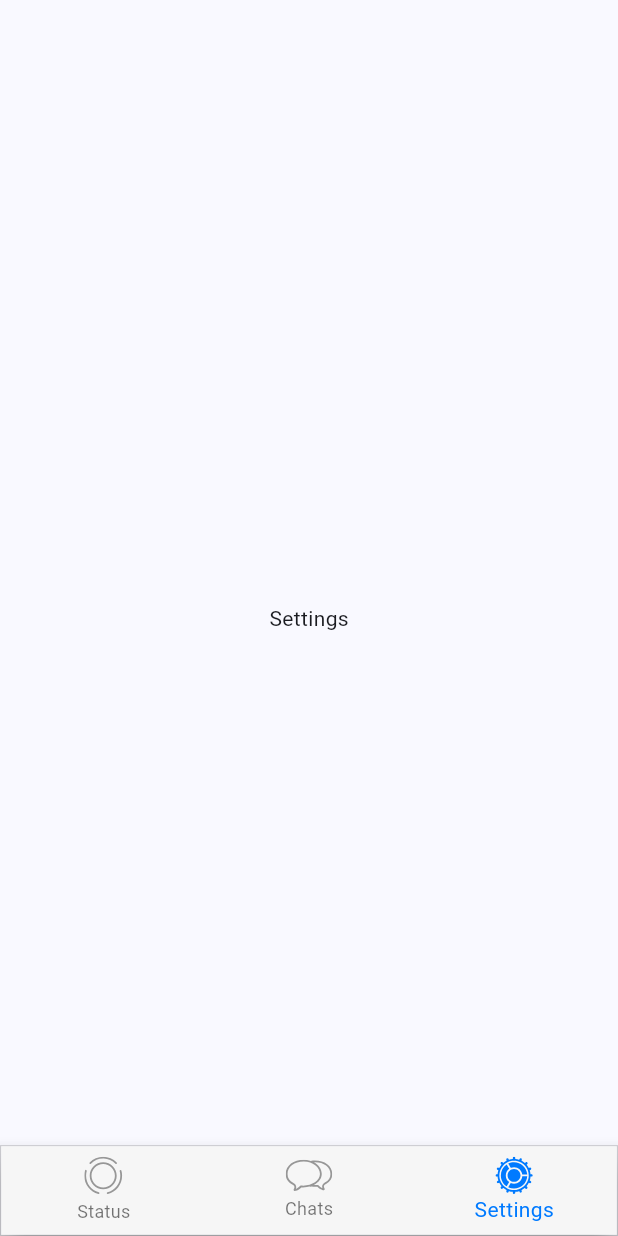
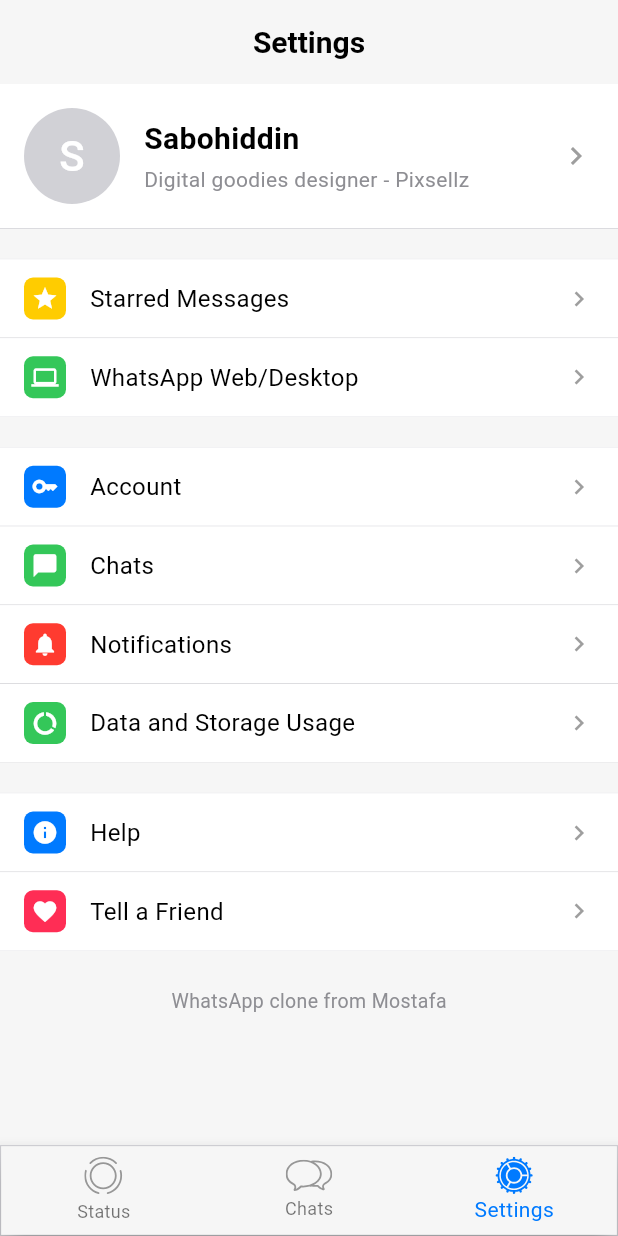
Before and after one commit to Mostafa3wad/whats-app-clone, a Flutter app: the screen it shows after launch, swiped to page 3, on a phone screen of 412 x 824 dp. Run offline on Flutter 3.47's test engine with Material 3 defaults, Android fonts, the phone set to English and light mode, and no system bars; drawn by our look-alikes of dynamic_color; our stand-ins replace connectivity_plus, dartz, dio, equatable, flutter_bloc, flutter_screenutil and 6 more; accounts and stored records are empty; Roboto replaces fonts that are missing (Rubik).

Commit message:
feat: implement settings page with clean architecture
- Add settings feature with domain entities and presentation layer
- Create SettingsPage with profile header and grouped settings items
- Add reusable widgets for settings UI components
- Extend AppStyles and AppColors for settings-specific styling
- Integrate into home page navigation
- Fix chat background image resize issue

```diff
--- a/lib/config/themes/app_colors.dart
+++ b/lib/config/themes/app_colors.dart
@@ -14,4 +14,11 @@ class AppColors {
   static const Color grey3 = Color(0xFFC6C6CC);
 
   static const Color error = Color(0xFFFF3B30);
+
+  // Settings icon colors
+  static const Color iconYellow = Color(0xFFFFCC00);
+  static const Color iconGreen = Color(0xFF34C759);
+  static const Color iconBlue = Color(0xFF007AFF);
+  static const Color iconRed = Color(0xFFFF3B30);
+  static const Color iconPink = Color(0xFFFF2D55);
 }
--- a/lib/config/themes/text_styles.dart
+++ b/lib/config/themes/text_styles.dart
@@ -22,4 +22,30 @@ class AppStyles {
     color: Colors.black,
     fontWeight: FontWeight.bold,
   );
+
+  static const TextStyle settingsProfileName = TextStyle(
+    fontSize: 20,
+    fontWeight: FontWeight.w600,
+    color: Colors.black,
+  );
+
+  static const TextStyle settingsProfileSubtitle = TextStyle(
+    fontSize: 14,
+    color: Color(0xFF8E8E93),
+  );
+
+  static const TextStyle settingsItemTitle = TextStyle(
+    fontSize: 16,
+    color: Colors.black,
+  );
+
+  static const TextStyle settingsItemSubtitle = TextStyle(
+    fontSize: 13,
+    color: Color(0xFF8E8E93),
+  );
+
+  static const TextStyle settingsFooter = TextStyle(
+    fontSize: 13,
+    color: Color(0xFF8E8E93),
+  );
 }
--- a/lib/features/chat/presentation/pages/chat_details_page.dart
+++ b/lib/features/chat/presentation/pages/chat_details_page.dart
@@ -25,14 +25,13 @@ class ChatDetailsPage extends StatelessWidget {
   @override
   Widget build(BuildContext context) {
     return Stack(
-      children: [
+      children: <Widget>[
         // Background image - fixed and doesn't resize
         Positioned.fill(
           child: Image.asset(AppAssets.backgroundChat, fit: BoxFit.cover),
         ),
         Scaffold(
           backgroundColor: Colors.transparent,
-          // resizeToAvoidBottomInset: false,
           appBar: ChatDetailsAppbar(arg: arg),
           body: Column(
             children: <Widget>[
--- a/lib/features/home/presentation/pages/home_page.dart
+++ b/lib/features/home/presentation/pages/home_page.dart
@@ -4,6 +4,7 @@ import 'package:whats_app_clone/config/themes/app_colors.dart';
 import 'package:whats_app_clone/features/chat/presentation/cubit/chat_cubit.dart';
 import 'package:whats_app_clone/features/chat/presentation/pages/chat_page.dart';
 import 'package:whats_app_clone/features/home/presentation/widgets/bottom_nav_bar.dart';
+import 'package:whats_app_clone/features/settings/presentation/pages/settings_page.dart';
 import 'package:whats_app_clone/features/status/presentation/pages/status_page.dart';
 
 class HomePage extends StatefulWidget {
@@ -28,7 +29,7 @@ class _HomePageState extends State<HomePage> {
         create: (BuildContext context) => ChatCubit(),
         child: const ChatPage(),
       ),
-      const Scaffold(body: Center(child: Text('Settings'))),
+      const SettingsPage(),
     ];
   }
 
--- /dev/null
+++ b/lib/features/settings/domain/entities/settings_item_entity.dart
@@ -0,0 +1,34 @@
+import 'package:equatable/equatable.dart';
+import 'package:flutter/material.dart';
+
+enum SettingsItemType { profile, navigation, action }
+
+class SettingsItemEntity extends Equatable {
+  final String id;
+  final String title;
+  final String? subtitle;
+  final IconData? icon;
+  final Color? iconColor;
+  final SettingsItemType type;
+  final VoidCallback? onTap;
+
+  const SettingsItemEntity({
+    required this.id,
+    required this.title,
+    this.subtitle,
+    this.icon,
+    this.iconColor,
+    this.type = SettingsItemType.navigation,
+    this.onTap,
+  });
+
+  @override
+  List<Object?> get props => <Object?>[
+    id,
+    title,
+    subtitle,
+    icon,
+    iconColor,
+    type,
+  ];
+}
--- /dev/null
+++ b/lib/features/settings/presentation/pages/settings_page.dart
@@ -0,0 +1,132 @@
+import 'package:flutter/material.dart';
+import 'package:whats_app_clone/config/themes/app_colors.dart';
+import 'package:whats_app_clone/config/themes/text_styles.dart';
+import 'package:whats_app_clone/features/settings/presentation/widgets/settings_item.dart';
+import 'package:whats_app_clone/features/settings/presentation/widgets/settings_profile_header.dart';
+import 'package:whats_app_clone/features/settings/presentation/widgets/settings_section.dart';
+
+class SettingsPage extends StatelessWidget {
+  const SettingsPage({super.key});
+
+  @override
+  Widget build(BuildContext context) {
+    return Scaffold(
+      backgroundColor: AppColors.grey,
+      appBar: AppBar(
+        title: const Text('Settings', style: AppStyles.settingsProfileName),
+        backgroundColor: AppColors.grey,
+        elevation: 0,
+        centerTitle: true,
+      ),
+      body: ListView(
+        children: <Widget>[
+          // Profile Header
+          SettingsProfileHeader(
+            name: 'Sabohiddin',
+            subtitle: 'Digital goodies designer - Pixsellz',
+            onTap: () {
+              // TODO: Navigate to profile page
+            },
+          ),
+
+          // Section 1: Starred Messages & WhatsApp Web
+          SettingsSection(
+            margin: const EdgeInsets.only(top: 20),
+            children: <Widget>[
+              SettingsItem(
+                icon: Icons.star,
+                iconColor: AppColors.iconYellow,
+                title: 'Starred Messages',
+                onTap: () {
+                  // TODO: Navigate to starred messages
+                },
+              ),
+              SettingsItem(
+                icon: Icons.computer,
+                iconColor: AppColors.iconGreen,
+                title: 'WhatsApp Web/Desktop',
+                showDivider: false,
+                onTap: () {
+                  // TODO: Navigate to WhatsApp Web
+                },
+              ),
+            ],
+          ),
+
+          // Section 2: Main Settings
+          SettingsSection(
+            children: <Widget>[
+              SettingsItem(
+                icon: Icons.key,
+                iconColor: AppColors.iconBlue,
+                title: 'Account',
+                onTap: () {
+                  // TODO: Navigate to account settings
+                },
+              ),
+              SettingsItem(
+                icon: Icons.chat_bubble,
+                iconColor: AppColors.iconGreen,
+                title: 'Chats',
+                onTap: () {
+                  // TODO: Navigate to chats settings
+                },
+              ),
+              SettingsItem(
+                icon: Icons.notifications,
+                iconColor: AppColors.iconRed,
+                title: 'Notifications',
+                onTap: () {
+                  // TODO: Navigate to notifications settings
+                },
+              ),
+              SettingsItem(
+                icon: Icons.data_usage,
+                iconColor: AppColors.iconGreen,
+                title: 'Data and Storage Usage',
+                showDivider: false,
+                onTap: () {
+                  // TODO: Navigate to data and storage settings
+                },
+              ),
+            ],
+          ),
+
+          // Section 3: Help & Support
+          SettingsSection(
+            children: <Widget>[
+              SettingsItem(
+                icon: Icons.info,
+                iconColor: AppColors.iconBlue,
+                title: 'Help',
+                onTap: () {
+                  // TODO: Navigate to help
+                },
+              ),
+              SettingsItem(
+                icon: Icons.favorite,
+                iconColor: AppColors.iconPink,
+                title: 'Tell a Friend',
+                showDivider: false,
+                onTap: () {
+                  // TODO: Share app
+                },
+              ),
+            ],
+          ),
+
+          // Footer
+          const Padding(
+            padding: EdgeInsets.symmetric(vertical: 24),
+            child: Center(
+              child: Text(
+                'WhatsApp clone from Mostafa',
+                style: AppStyles.settingsFooter,
+              ),
+            ),
+          ),
+        ],
+      ),
+    );
+  }
+}
--- /dev/null
+++ b/lib/features/settings/presentation/widgets/settings_item.dart
@@ -0,0 +1,70 @@
+import 'package:flutter/material.dart';
+import 'package:whats_app_clone/config/themes/app_colors.dart';
+import 'package:whats_app_clone/config/themes/text_styles.dart';
+
+class SettingsItem extends StatelessWidget {
+  final IconData icon;
+  final Color iconColor;
+  final String title;
+  final String? subtitle;
+  final VoidCallback? onTap;
+  final bool showDivider;
+
+  const SettingsItem({
+    super.key,
+    required this.icon,
+    required this.iconColor,
+    required this.title,
+    this.subtitle,
+    this.onTap,
+    this.showDivider = true,
+  });
+
+  @override
+  Widget build(BuildContext context) {
+    return InkWell(
+      onTap: onTap,
+      child: Container(
+        padding: const EdgeInsets.symmetric(horizontal: 16, vertical: 12),
+        decoration: BoxDecoration(
+          color: AppColors.white,
+          border: showDivider
+              ? const Border(
+                  bottom: BorderSide(color: AppColors.grey2, width: 0.5),
+                )
+              : null,
+        ),
+        child: Row(
+          children: <Widget>[
+            // Icon container
+            Container(
+              width: 28,
+              height: 28,
+              decoration: BoxDecoration(
+                color: iconColor,
+                borderRadius: BorderRadius.circular(6),
+              ),
+              child: Icon(icon, color: AppColors.white, size: 18),
+            ),
+            const SizedBox(width: 16),
+            // Title and subtitle
+            Expanded(
+              child: Column(
+                crossAxisAlignment: CrossAxisAlignment.start,
+                children: <Widget>[
+                  Text(title, style: AppStyles.settingsItemTitle),
+                  if (subtitle != null) ...<Widget>[
+                    const SizedBox(height: 2),
+                    Text(subtitle!, style: AppStyles.settingsItemSubtitle),
+                  ],
+                ],
+              ),
+            ),
+            // Arrow
+            const Icon(Icons.chevron_right, color: Colors.grey, size: 20),
+          ],
+        ),
+      ),
+    );
+  }
+}
--- /dev/null
+++ b/lib/features/settings/presentation/widgets/settings_profile_header.dart
@@ -0,0 +1,70 @@
+import 'package:flutter/material.dart';
+import 'package:whats_app_clone/config/themes/app_colors.dart';
+import 'package:whats_app_clone/config/themes/text_styles.dart';
+
+class SettingsProfileHeader extends StatelessWidget {
+  final String name;
+  final String subtitle;
+  final String avatarUrl;
+  final VoidCallback? onTap;
+
+  const SettingsProfileHeader({
+    super.key,
+    required this.name,
+    required this.subtitle,
+    this.avatarUrl = '',
+    this.onTap,
+  });
+
+  @override
+  Widget build(BuildContext context) {
+    return InkWell(
+      onTap: onTap,
+      child: Container(
+        padding: const EdgeInsets.symmetric(horizontal: 16, vertical: 16),
+        decoration: const BoxDecoration(
+          color: AppColors.white,
+          border: Border(
+            bottom: BorderSide(color: AppColors.grey2, width: 0.5),
+          ),
+        ),
+        child: Row(
+          children: <Widget>[
+            // Avatar
+            CircleAvatar(
+              radius: 32,
+              backgroundColor: AppColors.grey2,
+              backgroundImage: avatarUrl.isNotEmpty
+                  ? NetworkImage(avatarUrl)
+                  : null,
+              child: avatarUrl.isEmpty
+                  ? Text(
+                      name.isNotEmpty ? name[0].toUpperCase() : '?',
+                      style: const TextStyle(
+                        fontSize: 28,
+                        fontWeight: FontWeight.w500,
+                        color: AppColors.white,
+                      ),
+                    )
+                  : null,
+            ),
+            const SizedBox(width: 16),
+            // Name and subtitle
+            Expanded(
+              child: Column(
+                crossAxisAlignment: CrossAxisAlignment.start,
+                children: <Widget>[
+                  Text(name, style: AppStyles.settingsProfileName),
+                  const SizedBox(height: 2),
+                  Text(subtitle, style: AppStyles.settingsProfileSubtitle),
+                ],
+              ),
+            ),
+            // Arrow
+            const Icon(Icons.chevron_right, color: Colors.grey, size: 24),
+          ],
+        ),
+      ),
+    );
+  }
+}
--- /dev/null
+++ b/lib/features/settings/presentation/widgets/settings_section.dart
@@ -0,0 +1,30 @@
+import 'package:flutter/material.dart';
+import 'package:whats_app_clone/config/themes/app_colors.dart';
+
+class SettingsSection extends StatelessWidget {
+  final List<Widget> children;
+  final EdgeInsets? margin;
+
+  const SettingsSection({super.key, required this.children, this.margin});
+
+  @override
+  Widget build(BuildContext context) {
+    return Container(
+      margin: margin ?? const EdgeInsets.only(top: 20),
+      decoration: BoxDecoration(
+        color: AppColors.white,
+        border: Border(
+          top: BorderSide(
+            color: AppColors.grey2.withValues(alpha: 0.5),
+            width: 0.5,
+          ),
+          bottom: BorderSide(
+            color: AppColors.grey2.withValues(alpha: 0.5),
+            width: 0.5,
+          ),
+        ),
+      ),
+      child: Column(children: children),
+    );
+  }
+}
```
